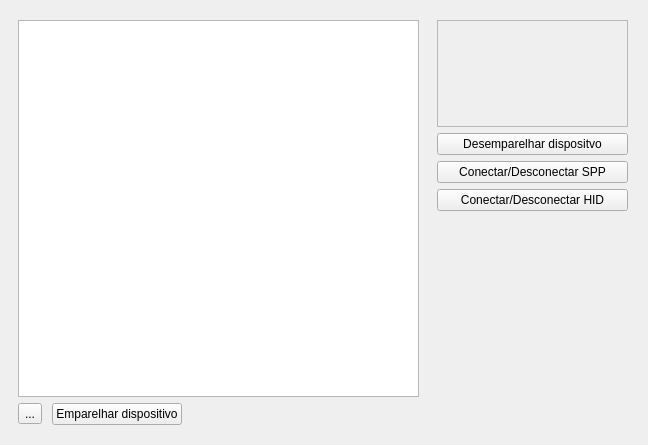
Old version of the form ui/ui_files/connection_manager.ui in the repository JPCassimiro/JHMR.
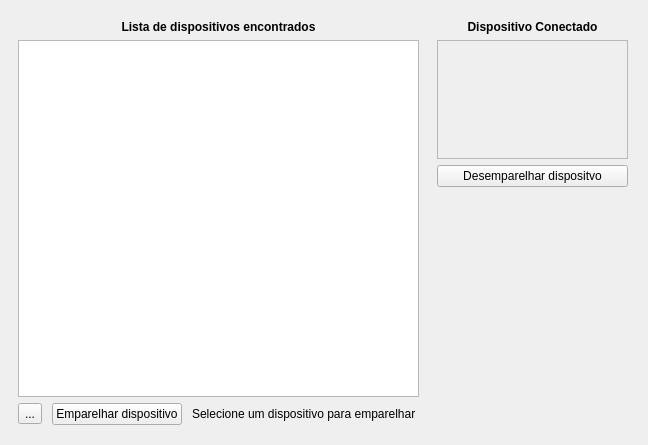
New version of the form. Icons and pictures are not drawn.

The edit to the form file:
```diff
--- a/ui/ui_files/connection_manager.ui
+++ b/ui/ui_files/connection_manager.ui
@@ -49,11 +49,15 @@
       </property>
       <item row="0" column="0">
        <widget class="QWidget" name="deviceListContainer" native="true">
-        <layout class="QGridLayout" name="gridLayout_3" rowstretch="0,0" columnstretch="0">
-         <item row="0" column="0">
-          <widget class="QListWidget" name="deviceListWidget"/>
-         </item>
+        <layout class="QGridLayout" name="gridLayout_3" rowstretch="0,0,0" columnstretch="0">
          <item row="1" column="0">
+          <widget class="QListWidget" name="deviceListWidget">
+           <property name="frameShadow">
+            <enum>QFrame::Shadow::Plain</enum>
+           </property>
+          </widget>
+         </item>
+         <item row="2" column="0">
           <widget class="QWidget" name="deviceListButtonContainer" native="true">
            <layout class="QHBoxLayout" name="horizontalLayout">
             <property name="spacing">
@@ -88,6 +92,13 @@
               </property>
              </widget>
             </item>
+            <item>
+             <widget class="QLabel" name="pairButtonInstructionLabel">
+              <property name="text">
+               <string>Selecione um dispositivo para emparelhar</string>
+              </property>
+             </widget>
+            </item>
             <item>
              <spacer name="horizontalSpacer">
               <property name="orientation">
@@ -104,12 +115,45 @@
            </layout>
           </widget>
          </item>
+         <item row="0" column="0">
+          <widget class="QLabel" name="listTitleLabel">
+           <property name="font">
+            <font>
+             <bold>true</bold>
+            </font>
+           </property>
+           <property name="layoutDirection">
+            <enum>Qt::LayoutDirection::LeftToRight</enum>
+           </property>
+           <property name="text">
+            <string>Lista de dispositivos encontrados</string>
+           </property>
+           <property name="alignment">
+            <set>Qt::AlignmentFlag::AlignCenter</set>
+           </property>
+          </widget>
+         </item>
         </layout>
        </widget>
       </item>
       <item row="0" column="1">
        <widget class="QWidget" name="selectedDeviceContainer" native="true">
-        <layout class="QVBoxLayout" name="verticalLayout_2" stretch="1,0,0,0,2">
+        <layout class="QVBoxLayout" name="verticalLayout_2" stretch="0,1,0,2">
+         <item>
+          <widget class="QLabel" name="selectedDeviceTitleLabel">
+           <property name="font">
+            <font>
+             <bold>true</bold>
+            </font>
+           </property>
+           <property name="text">
+            <string>Dispositivo Conectado</string>
+           </property>
+           <property name="alignment">
+            <set>Qt::AlignmentFlag::AlignCenter</set>
+           </property>
+          </widget>
+         </item>
          <item>
           <widget class="QFrame" name="deviceContainerFrame">
            <property name="frameShape">
@@ -171,20 +215,6 @@
            </property>
           </widget>
          </item>
-         <item>
-          <widget class="QPushButton" name="sppStateButton">
-           <property name="text">
-            <string>Conectar/Desconectar SPP</string>
-           </property>
-          </widget>
-         </item>
-         <item>
-          <widget class="QPushButton" name="hidStateButton">
-           <property name="text">
-            <string>Conectar/Desconectar HID</string>
-           </property>
-          </widget>
-         </item>
          <item>
           <spacer name="verticalSpacer">
            <property name="orientation">
```
Left out of the diff: 3 changed lines with no effect on the pictures.
